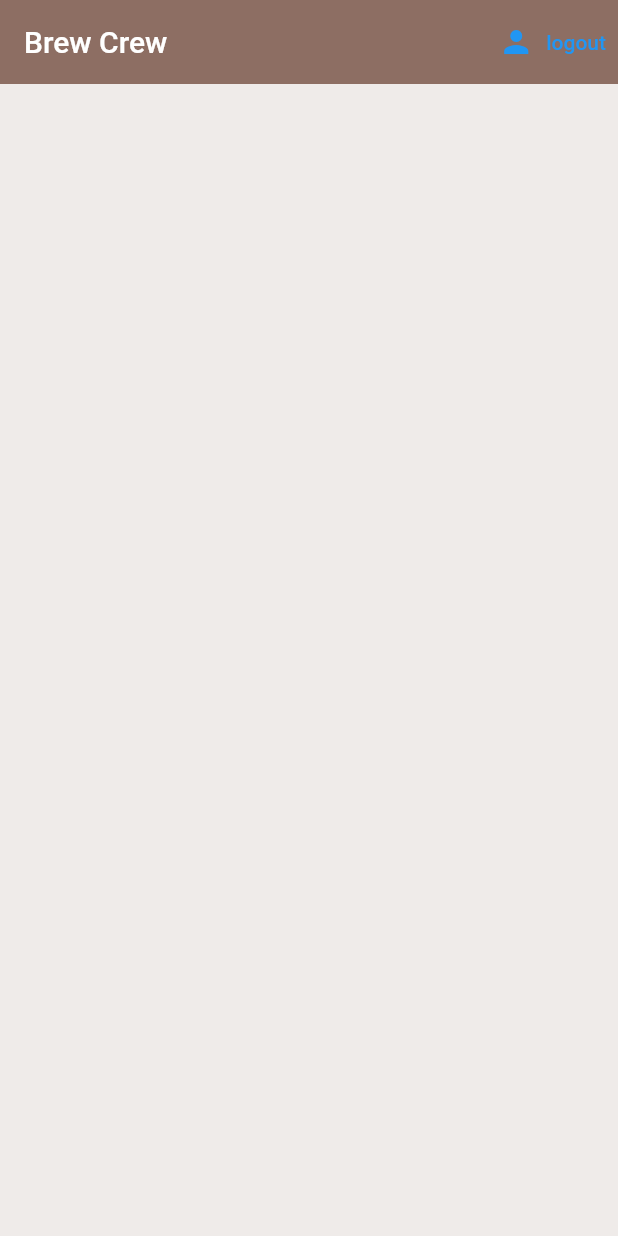
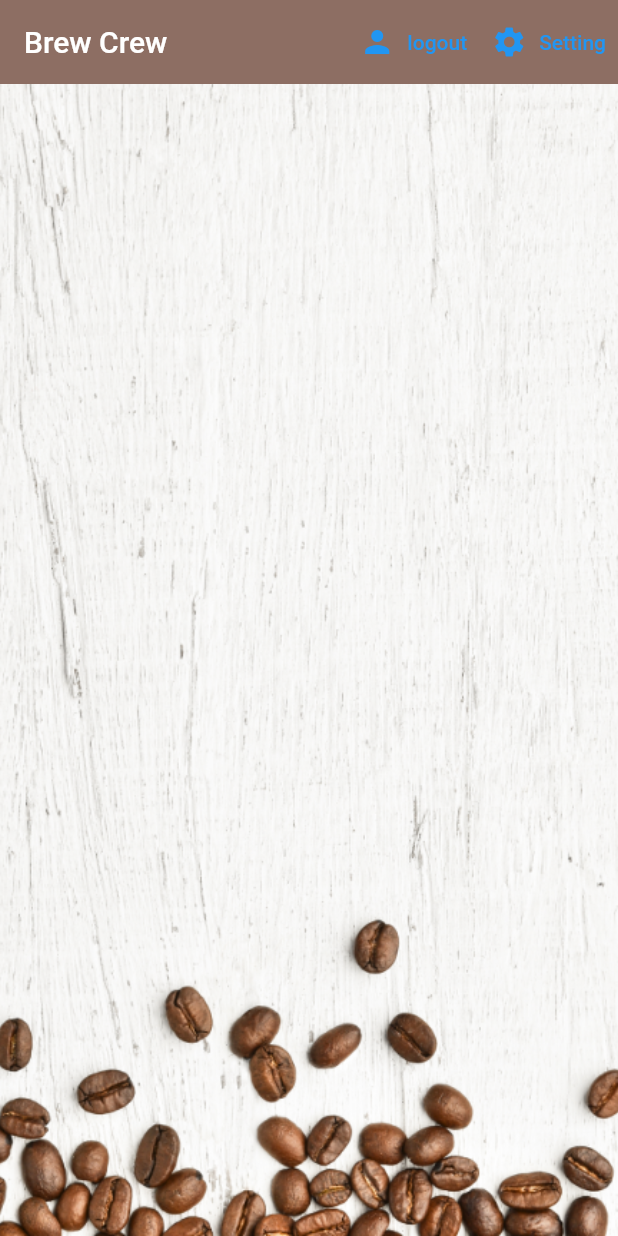
Before and after one commit to kavan4321/firebase_conection, a Flutter app: the screen it shows once a user with an empty profile is signed in, on a phone screen of 412 x 824 dp. Run offline on Flutter 3.47's test engine with Material 2 defaults, Android fonts, the phone set to English and light mode, and no system bars; our stand-ins replace cloud_firestore, firebase_auth, firebase_core, flutter_spinkit; accounts and stored records are empty.

Commit message:
my commit

```diff
--- a/lib/models/user.dart
+++ b/lib/models/user.dart
@@ -3,3 +3,16 @@ class MyUsers {
 
   MyUsers({required this.uid});
 }
+
+class UserData {
+  final String uid;
+  final String name;
+  final String sugars;
+  final int strength;
+
+  UserData(
+      {required this.uid,
+      required this.name,
+      required this.sugars,
+      required this.strength});
+}
--- a/lib/screens/home/brew_list.dart
+++ b/lib/screens/home/brew_list.dart
@@ -1,4 +1,3 @@
-import 'package:firebase_conection/models/brew.dart';
 import 'package:firebase_conection/screens/home/brew_tile.dart';
 import 'package:flutter/material.dart';
 import 'package:provider/provider.dart';
--- a/lib/screens/home/brew_tile.dart
+++ b/lib/screens/home/brew_tile.dart
@@ -16,6 +16,7 @@ class BrewTile extends StatelessWidget {
           leading: CircleAvatar(
             radius: 25.0,
             backgroundColor: Colors.brown[brew.strength],
+            backgroundImage: const AssetImage('assets/coffee_icon.png'),
           ),
           title: Text(brew.name),
           subtitle: Text('Takes ${brew.sugars} sugars(s)'),
--- a/lib/screens/home/home.dart
+++ b/lib/screens/home/home.dart
@@ -1,4 +1,5 @@
 import 'package:firebase_conection/screens/home/brew_list.dart';
+import 'package:firebase_conection/screens/home/setting_from.dart';
 import 'package:firebase_conection/services/auth.dart';
 import 'package:flutter/material.dart';
 import 'package:firebase_conection/services/database.dart';
@@ -10,6 +11,21 @@ class Home extends StatelessWidget {
 
   @override
   Widget build(BuildContext context) {
+    void showSettingPanel() {
+      showBottomSheet(
+          context: context,
+          builder: (context) {
+            return Container(
+              //width: 360
+              //hight:760
+              height: 400,
+              padding:
+                  const EdgeInsets.symmetric(vertical: 20.0, horizontal: 50.0),
+              child: const SettingFrom(),
+            );
+          });
+    }
+
     return StreamProvider<List>.value(
       value: DatabaseService.withoutUID().brews,
       initialData: const [],
@@ -26,10 +42,22 @@ class Home extends StatelessWidget {
               },
               icon: const Icon(Icons.person),
               label: const Text('logout'),
+            ),
+            TextButton.icon(
+              onPressed: () => showSettingPanel(),
+              icon: const Icon(Icons.settings),
+              label: const Text('Setting'),
             )
           ],
         ),
-        body: const BrewList(),
+        body: Container(
+            decoration: const BoxDecoration(
+              image: DecorationImage(
+                image: AssetImage('assets/coffee_bg.png'),
+                fit: BoxFit.cover,
+              ),
+            ),
+            child: const BrewList()),
       ),
     );
   }
--- a/lib/screens/wrapper.dart
+++ b/lib/screens/wrapper.dart
@@ -16,7 +16,9 @@ class Wrapper extends StatelessWidget {
     if (user == null) {
       return const Authenticate();
     } else {
-      return Home();
+      return Scaffold(
+        body: Home(),
+      );
     }
   }
 }
--- a/lib/services/auth.dart
+++ b/lib/services/auth.dart
@@ -44,7 +44,7 @@ class AuthService {
     }
   }
 
-  //register with enail &pass
+  //register with email &pass
 
   Future registerEmailPassword(String email, String password) async {
     try {
```
Also changed, not shown: lib/screens/home/setting_from.dart (added, +106 -0 lines), lib/services/database.dart (+18 -0 lines), pubspec.yaml (+8 -3 lines), assets/coffee_bg.png (added), assets/coffee_icon.png (added), pubspec.lock, 1 other file.
